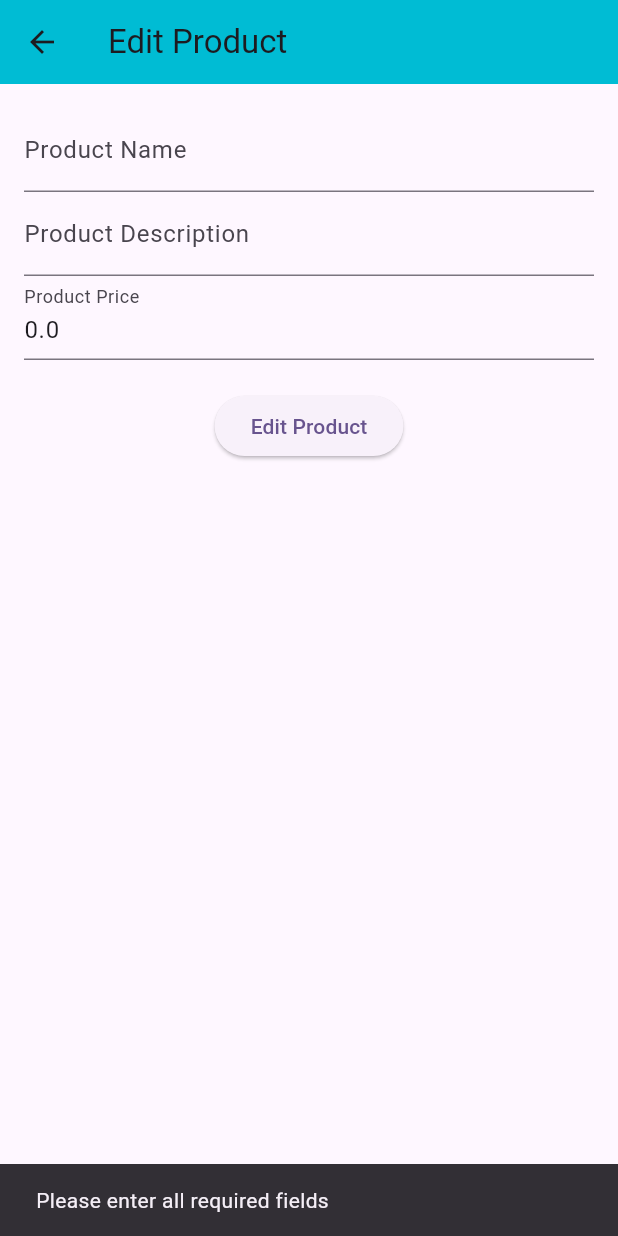
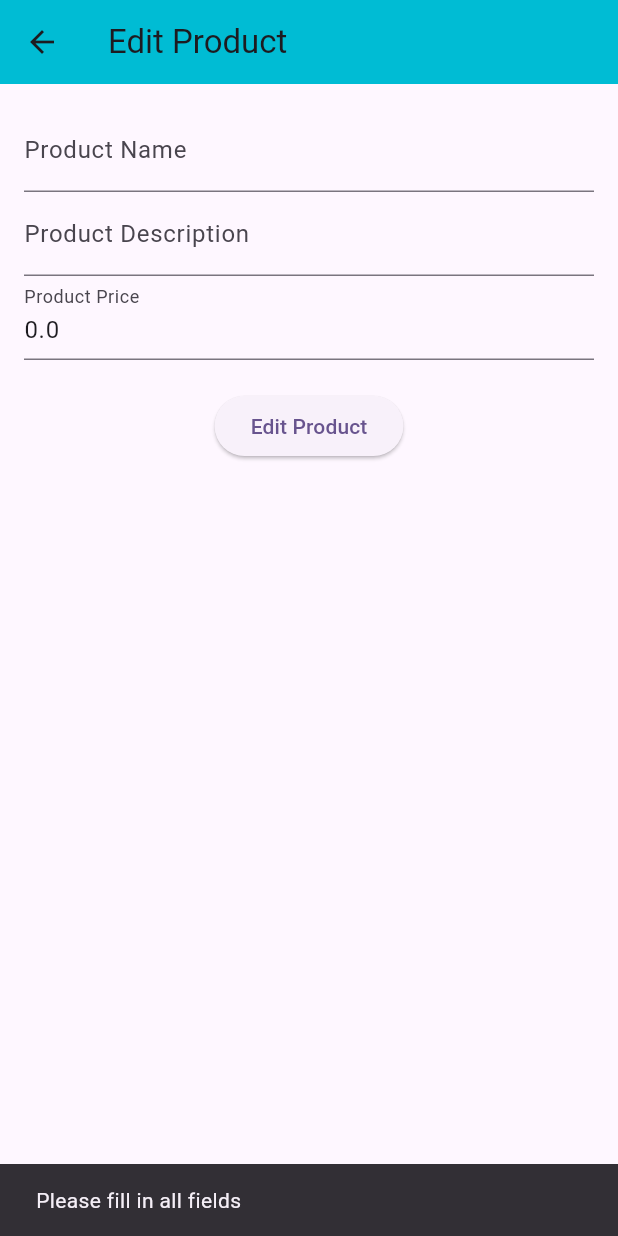
Before and after one commit to vikramsingh2553/mega_mall, a Flutter app: the EditProductScreen screen opened directly with empty values, after a tap on "Edit Product", on a phone screen of 412 x 824 dp. Run offline on Flutter 3.47's test engine with Material 3 defaults, Android fonts, the phone set to English and light mode, and no system bars; network calls fail.

Commit message:
minor changes

```diff
--- a/lib/provider/product_provider.dart
+++ b/lib/provider/product_provider.dart
@@ -29,7 +29,7 @@ class ProductProvider extends ChangeNotifier {
 
   Future<void> deleteProduct(String productId) async {
     try {
-      await ProductApiService.deleteProduct(productId);
+      await ProductApiService.deleteProduct(productId );
       await fetchProducts();
     } catch (e) {
       print('Error deleting product: $e');
--- a/lib/screen/edit_product_scren.dart
+++ b/lib/screen/edit_product_scren.dart
@@ -25,11 +25,11 @@ class _EditProductScreenState extends State<EditProductScreen> {
   }
 
   void editProduct() {
-    final String name = nameController.text;
-    final String description = descriptionController.text;
-    final double? price = double.tryParse(priceController.text);
+    final String name = nameController.text.trim();
+    final String description = descriptionController.text.trim();
+    final double? price = double.tryParse(priceController.text.trim());
 
-    if (name.isNotEmpty && description.isNotEmpty && price != null) {
+    if (name.isNotEmpty && description.isNotEmpty && price != null && price >= 0) {
       final updatedProduct = ProductModel(
         id: widget.product.id,
         name: name,
@@ -39,8 +39,14 @@ class _EditProductScreenState extends State<EditProductScreen> {
       widget.onEdit(updatedProduct);
       Navigator.pop(context);
     } else {
+      String errorMessage = 'Please enter all required fields';
+      if (price != null && price < 0) {
+        errorMessage = 'Price must be a non-negative number';
+      } else if (name.isEmpty || description.isEmpty) {
+        errorMessage = 'Please fill in all fields';
+      }
       ScaffoldMessenger.of(context).showSnackBar(
-        const SnackBar(content: Text('Please enter all required fields')),
+        SnackBar(content: Text(errorMessage)),
       );
     }
   }
```
Also changed, not shown: lib/screen/add_product_screen.dart (+33 -4 lines), lib/screen/home_screen.dart (+70 -9 lines), lib/service/product_api_service.dart (+20 -11 lines), 1 other file.
